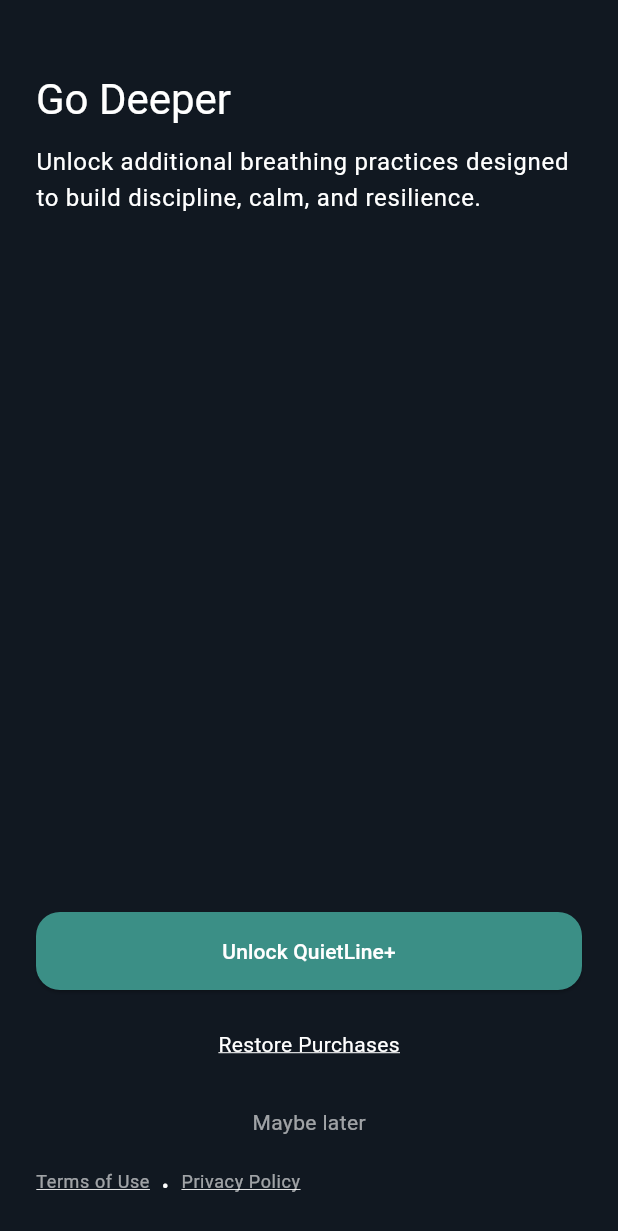
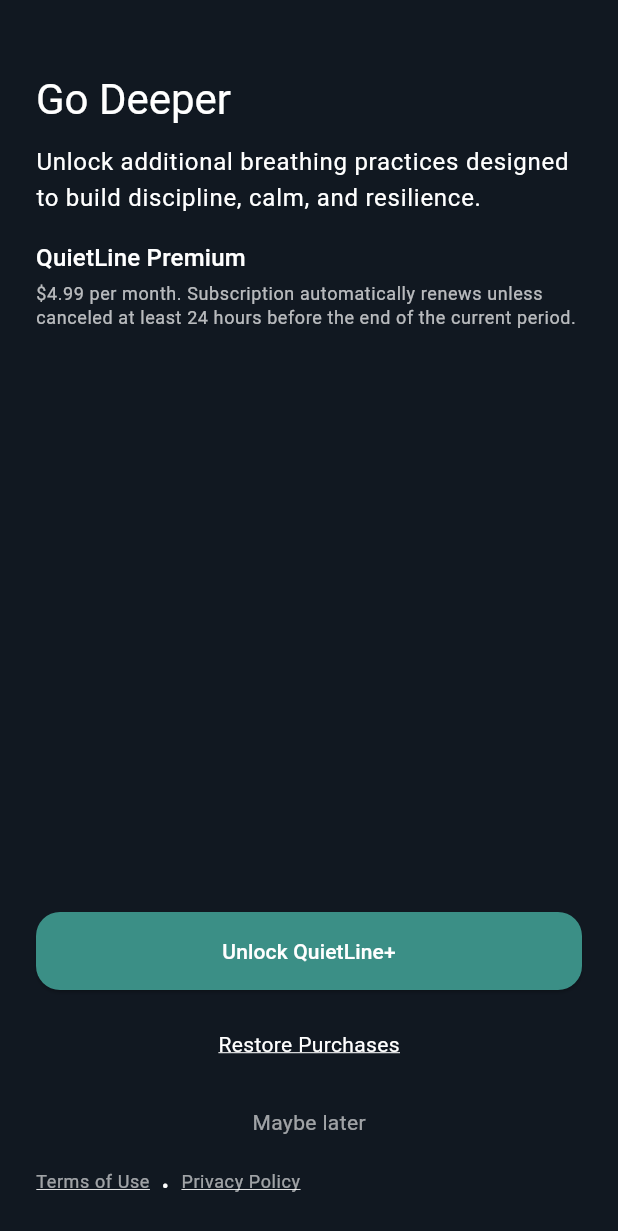
Before and after one commit to markccalugay/bloom-app, a Flutter app: the QuietPaywallScreen screen opened directly, on a phone screen of 412 x 824 dp. Shown: the top 1231 px of the screen. Run offline on Flutter 3.47's test engine with Material 3 defaults, Android fonts, the phone set to English and light mode, and no system bars; our stand-ins replace flutter_local_notifications, flutter_native_timezone, flutter_svg, in_app_purchase, package_info_plus, shared_preferences and 1 more; accounts and stored records are empty.

Commit message:
Updates language to make it more explicit for the paywall screen. Ready for Build (8)

```diff
--- a/lib/screens/paywall/quiet_paywall_screen.dart
+++ b/lib/screens/paywall/quiet_paywall_screen.dart
@@ -47,6 +47,18 @@
                   Text(
                     'Unlock additional breathing practices designed to build discipline, calm, and resilience.',
                     style: theme.textTheme.bodyLarge,
+                  ),
+                  const SizedBox(height: 16),
+                  Text(
+                    'QuietLine Premium',
+                    style: theme.textTheme.titleMedium,
+                  ),
+                  const SizedBox(height: 4),
+                  Text(
+                    '\$4.99 per month. Subscription automatically renews unless canceled at least 24 hours before the end of the current period.',
+                    style: theme.textTheme.bodySmall?.copyWith(
+                      color: theme.colorScheme.onSurface.withAlpha(180),
+                    ),
                   ),
                   const Spacer(),
                   ElevatedButton(
```
